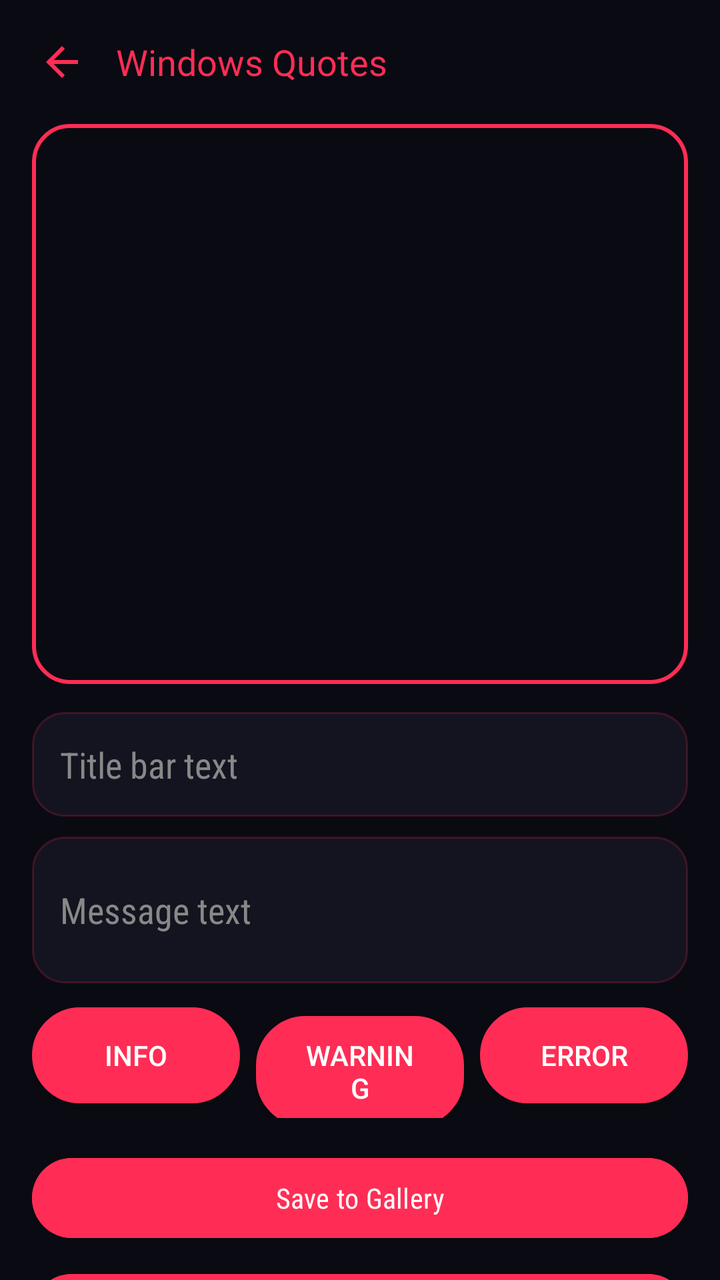
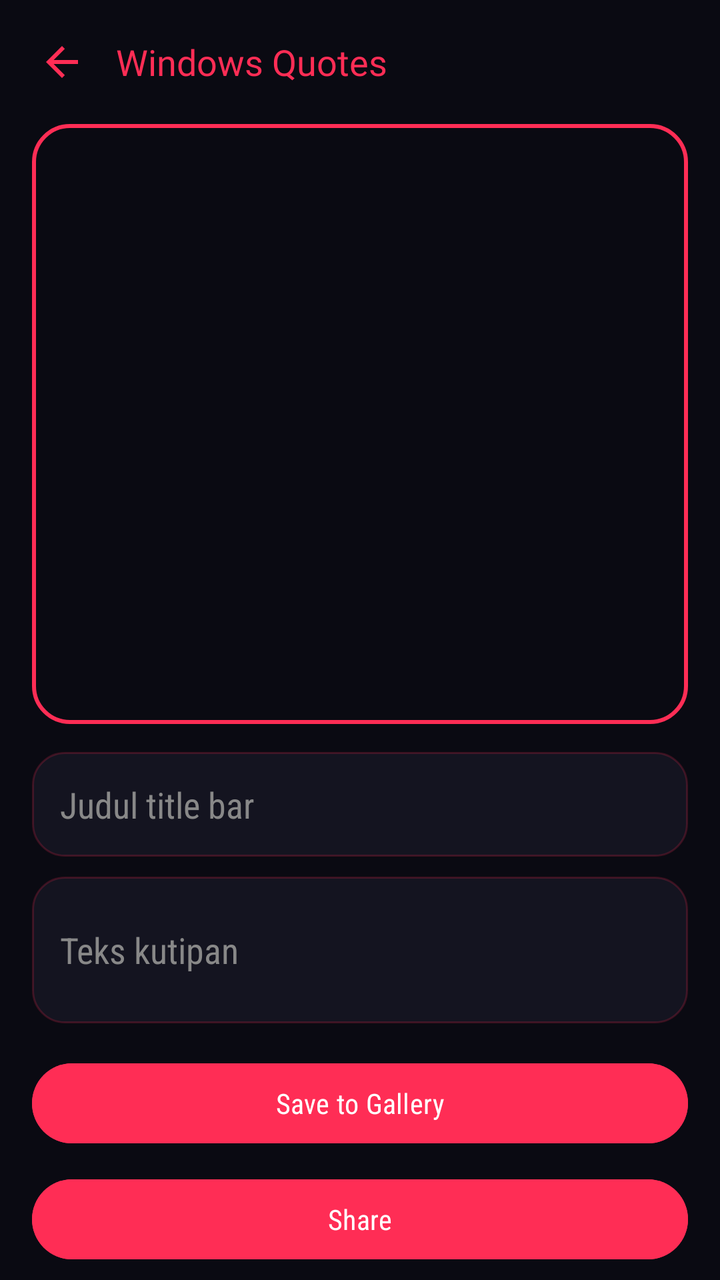

Screens rendered from an Android XML layout before and after an edit, with the pre-edit source and the edit as a unified diff.
<!-- AndroidManifest.xml: activity theme Theme.RyuuTools -->
<!-- res/layout/activity_windows_dialog.xml -->
<?xml version="1.0" encoding="utf-8"?>
<androidx.core.widget.NestedScrollView xmlns:android="http://schemas.android.com/apk/res/android"
    android:layout_width="match_parent" android:layout_height="match_parent" android:background="@color/bg_dark">
    <LinearLayout android:layout_width="match_parent" android:layout_height="wrap_content" android:orientation="vertical" android:padding="16dp">

        <LinearLayout android:layout_width="match_parent" android:layout_height="wrap_content" android:orientation="horizontal" android:gravity="center_vertical" android:layout_marginBottom="16dp">
            <ImageButton android:id="@+id/btnBack" android:layout_width="30dp" android:layout_height="30dp" android:background="@android:color/transparent" android:src="@drawable/ic_back" android:tint="@color/neon_cyan" android:contentDescription="Back" />
            <TextView android:layout_width="wrap_content" android:layout_height="wrap_content" android:layout_marginStart="12dp" android:text="Windows Quotes" android:textColor="@color/neon_cyan" android:textSize="18sp" android:fontFamily="@font/orbitron_bold" />
        </LinearLayout>

        <ImageView android:id="@+id/ivDialogPreview" android:layout_width="match_parent" android:layout_height="280dp" android:scaleType="fitCenter" android:background="@drawable/bg_video_border" />

        <EditText android:id="@+id/etDialogTitle" android:layout_width="match_parent" android:layout_height="wrap_content" android:layout_marginTop="14dp" android:hint="Title bar text" android:textColorHint="#888888" android:textColor="@color/text_white" android:padding="14dp" android:background="@drawable/bg_card_rounded" android:fontFamily="sans-serif-condensed" />

        <EditText android:id="@+id/etDialogMessage" android:layout_width="match_parent" android:layout_height="wrap_content" android:layout_marginTop="10dp" android:hint="Message text" android:textColorHint="#888888" android:textColor="@color/text_white" android:padding="14dp" android:minLines="2" android:background="@drawable/bg_card_rounded" android:fontFamily="sans-serif-condensed" />

        <LinearLayout android:layout_width="match_parent" android:layout_height="wrap_content" android:orientation="horizontal" android:layout_marginTop="12dp">
            <Button android:id="@+id/btnTypeInfo" style="@style/Widget.AppCompat.Button" android:layout_width="0dp" android:layout_height="wrap_content" android:layout_weight="1" android:layout_marginEnd="4dp" android:text="Info" android:background="@drawable/bg_button_outline_cyan" android:textColor="@color/text_white" />
            <Button android:id="@+id/btnTypeWarning" style="@style/Widget.AppCompat.Button" android:layout_width="0dp" android:layout_height="wrap_content" android:layout_weight="1" android:layout_marginHorizontal="4dp" android:text="Warning" android:background="@drawable/bg_button_outline_cyan" android:textColor="@color/text_white" />
            <Button android:id="@+id/btnTypeError" style="@style/Widget.AppCompat.Button" android:layout_width="0dp" android:layout_height="wrap_content" android:layout_weight="1" android:layout_marginStart="4dp" android:text="Error" android:background="@drawable/bg_button_outline_cyan" android:textColor="@color/text_white" />
        </LinearLayout>

        <Button android:id="@+id/btnSaveDialog" android:layout_width="match_parent" android:layout_height="wrap_content" android:layout_marginTop="16dp" android:text="Save to Gallery" android:backgroundTint="@color/neon_cyan" android:textColor="@color/text_white" android:fontFamily="sans-serif-condensed" />
        <Button android:id="@+id/btnShareDialog" android:layout_width="match_parent" android:layout_height="wrap_content" android:layout_marginTop="10dp" android:text="Share" android:backgroundTint="@color/neon_purple" android:textColor="@color/text_white" android:fontFamily="sans-serif-condensed" />

    </LinearLayout>
</androidx.core.widget.NestedScrollView>
<!-- resources referenced by this layout -->
<resources>
  <color name="bg_dark">#0A0A12</color>
  <color name="neon_cyan">#FF2D55</color>
  <color name="neon_purple">#FF2D55</color>
  <color name="text_white">#FFFFFF</color>
  <!-- drawable bg_button_outline_cyan (drawable) -->
  <?xml version="1.0" encoding="utf-8"?>
  <shape xmlns:android="http://schemas.android.com/apk/res/android">
      <solid android:color="#141420" />
      <corners android:radius="24dp" />
      <stroke android:width="1.5dp" android:color="@color/neon_cyan" />
  </shape>
  <!-- drawable bg_card_rounded (drawable) -->
  <?xml version="1.0" encoding="utf-8"?>
  <shape xmlns:android="http://schemas.android.com/apk/res/android">
      <solid android:color="#141420" />
      <corners android:radius="16dp" />
      <stroke android:width="1dp" android:color="#33FF2D55" />
  </shape>
  <!-- drawable bg_video_border (drawable) -->
  <?xml version="1.0" encoding="utf-8"?>
  <shape xmlns:android="http://schemas.android.com/apk/res/android">
      <solid android:color="#0A0A12" />
      <corners android:radius="18dp" />
      <stroke android:width="2dp" android:color="@color/neon_cyan" />
  </shape>
  <!-- drawable ic_back (drawable) -->
  <vector xmlns:android="http://schemas.android.com/apk/res/android"
      android:width="24dp" android:height="24dp"
      android:viewportWidth="24" android:viewportHeight="24">
      <path android:fillColor="#FFFFFF" android:pathData="M20,11L7.83,11l5.59,-5.59L12,4l-8,8 8,8 1.41,-1.41L7.83,13L20,13z"/>
  </vector>
  <style name="Theme.RyuuTools" parent="Theme.Material3.Dark.NoActionBar">
          <item name="android:windowBackground">@color/bg_dark</item>
          <item name="colorPrimary">@color/neon_cyan</item>
          <item name="colorSecondary">@color/neon_purple</item>
          <item name="android:statusBarColor">@color/bg_dark</item>
          <item name="android:navigationBarColor">@color/bg_dark</item>
      </style>
</resources>

<!-- the commit's change to res/layout/activity_windows_dialog.xml (unified diff, before → after) -->
@@ -8,17 +8,11 @@
             <TextView android:layout_width="wrap_content" android:layout_height="wrap_content" android:layout_marginStart="12dp" android:text="Windows Quotes" android:textColor="@color/neon_cyan" android:textSize="18sp" android:fontFamily="@font/orbitron_bold" />
         </LinearLayout>
 
-        <ImageView android:id="@+id/ivDialogPreview" android:layout_width="match_parent" android:layout_height="280dp" android:scaleType="fitCenter" android:background="@drawable/bg_video_border" />
+        <ImageView android:id="@+id/ivDialogPreview" android:layout_width="match_parent" android:layout_height="300dp" android:scaleType="fitCenter" android:background="@drawable/bg_video_border" />
 
-        <EditText android:id="@+id/etDialogTitle" android:layout_width="match_parent" android:layout_height="wrap_content" android:layout_marginTop="14dp" android:hint="Title bar text" android:textColorHint="#888888" android:textColor="@color/text_white" android:padding="14dp" android:background="@drawable/bg_card_rounded" android:fontFamily="sans-serif-condensed" />
+        <EditText android:id="@+id/etDialogTitle" android:layout_width="match_parent" android:layout_height="wrap_content" android:layout_marginTop="14dp" android:hint="Judul title bar" android:textColorHint="#888888" android:textColor="@color/text_white" android:padding="14dp" android:background="@drawable/bg_card_rounded" android:fontFamily="sans-serif-condensed" />
 
-        <EditText android:id="@+id/etDialogMessage" android:layout_width="match_parent" android:layout_height="wrap_content" android:layout_marginTop="10dp" android:hint="Message text" android:textColorHint="#888888" android:textColor="@color/text_white" android:padding="14dp" android:minLines="2" android:background="@drawable/bg_card_rounded" android:fontFamily="sans-serif-condensed" />
-
-        <LinearLayout android:layout_width="match_parent" android:layout_height="wrap_content" android:orientation="horizontal" android:layout_marginTop="12dp">
-            <Button android:id="@+id/btnTypeInfo" style="@style/Widget.AppCompat.Button" android:layout_width="0dp" android:layout_height="wrap_content" android:layout_weight="1" android:layout_marginEnd="4dp" android:text="Info" android:background="@drawable/bg_button_outline_cyan" android:textColor="@color/text_white" />
-            <Button android:id="@+id/btnTypeWarning" style="@style/Widget.AppCompat.Button" android:layout_width="0dp" android:layout_height="wrap_content" android:layout_weight="1" android:layout_marginHorizontal="4dp" android:text="Warning" android:background="@drawable/bg_button_outline_cyan" android:textColor="@color/text_white" />
-            <Button android:id="@+id/btnTypeError" style="@style/Widget.AppCompat.Button" android:layout_width="0dp" android:layout_height="wrap_content" android:layout_weight="1" android:layout_marginStart="4dp" android:text="Error" android:background="@drawable/bg_button_outline_cyan" android:textColor="@color/text_white" />
-        </LinearLayout>
+        <EditText android:id="@+id/etDialogMessage" android:layout_width="match_parent" android:layout_height="wrap_content" android:layout_marginTop="10dp" android:hint="Teks kutipan" android:textColorHint="#888888" android:textColor="@color/text_white" android:padding="14dp" android:minLines="2" android:background="@drawable/bg_card_rounded" android:fontFamily="sans-serif-condensed" />
 
         <Button android:id="@+id/btnSaveDialog" android:layout_width="match_parent" android:layout_height="wrap_content" android:layout_marginTop="16dp" android:text="Save to Gallery" android:backgroundTint="@color/neon_cyan" android:textColor="@color/text_white" android:fontFamily="sans-serif-condensed" />
         <Button android:id="@+id/btnShareDialog" android:layout_width="match_parent" android:layout_height="wrap_content" android:layout_marginTop="10dp" android:text="Share" android:backgroundTint="@color/neon_purple" android:textColor="@color/text_white" android:fontFamily="sans-serif-condensed" />
<!-- resource entries referenced after the edit -->
@@ -4,13 +4,6 @@
   <color name="neon_cyan">#FF2D55</color>
   <color name="neon_purple">#FF2D55</color>
   <color name="text_white">#FFFFFF</color>
-  <!-- drawable bg_button_outline_cyan (drawable) -->
-  <?xml version="1.0" encoding="utf-8"?>
-  <shape xmlns:android="http://schemas.android.com/apk/res/android">
-      <solid android:color="#141420" />
-      <corners android:radius="24dp" />
-      <stroke android:width="1.5dp" android:color="@color/neon_cyan" />
-  </shape>
   <!-- drawable bg_card_rounded (drawable) -->
   <?xml version="1.0" encoding="utf-8"?>
   <shape xmlns:android="http://schemas.android.com/apk/res/android">
